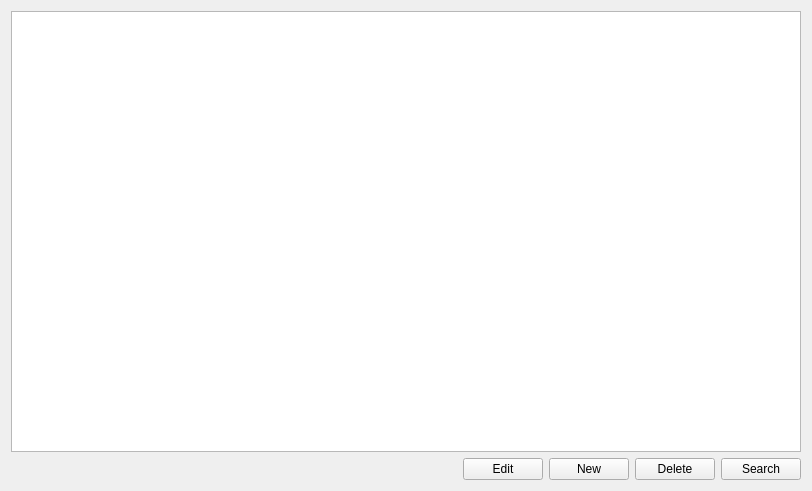
Above: project.ui from fraydaz/TaskBadger before the change. Below: the same form after it.
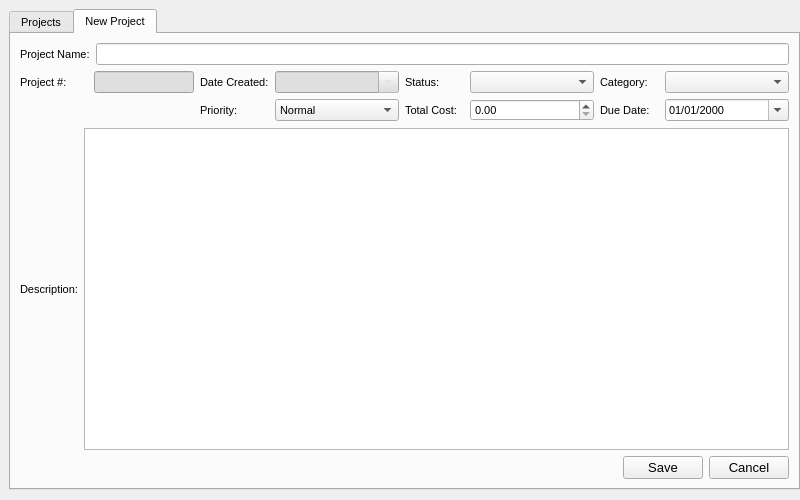
That is the form after the change. The open tabs and pages were chosen to show the change. Icons and pictures are not drawn.

What changed in the file:
```diff
--- a/project.ui
+++ b/project.ui
@@ -6,10 +6,15 @@
    <rect>
     <x>0</x>
     <y>0</y>
-    <width>812</width>
-    <height>491</height>
+    <width>800</width>
+    <height>500</height>
    </rect>
   </property>
+  <property name="font">
+   <font>
+    <pointsize>9</pointsize>
+   </font>
+  </property>
   <property name="windowTitle">
    <string>My Projects</string>
   </property>
@@ -17,12 +22,35 @@
    <iconset resource="myres.qrc">
     <normaloff>:/Images/Images/TaskBadgerLogo.png</normaloff>:/Images/Images/TaskBadgerLogo.png</iconset>
   </property>
-  <layout class="QVBoxLayout" name="verticalLayout">
+  <widget class="QTabWidget" name="tabWidget">
+   <property name="geometry">
+    <rect>
+     <x>9</x>
+     <y>9</y>
+     <width>791</width>
+     <height>481</height>
+    </rect>
+   </property>
+   <property name="font">
+    <font>
+     <pointsize>8</pointsize>
+     <weight>50</weight>
+     <bold>false</bold>
+    </font>
+   </property>
+   <property name="currentIndex">
+    <number>0</number>
+   </property>
+   <widget class="QWidget" name="projects">
+    <attribute name="title">
+     <string>Projects</string>
+    </attribute>
+    <layout class="QVBoxLayout" name="verticalLayout_2">
    <item>
     <widget class="QTableView" name="tableView"/>
    </item>
    <item>
-    <layout class="QHBoxLayout" name="horizontalLayout">
+      <layout class="QHBoxLayout" name="horizontalLayout_4">
      <item>
       <spacer name="horizontalSpacer">
        <property name="orientation">
@@ -84,6 +112,300 @@
    </item>
   </layout>
  </widget>
+   <widget class="QWidget" name="newTab">
+    <attribute name="title">
+     <string>New Project</string>
+    </attribute>
+    <layout class="QVBoxLayout" name="verticalLayout">
+     <item>
+      <layout class="QHBoxLayout" name="horizontalLayout_3">
+       <item>
+        <widget class="QLabel" name="ProjName">
+         <property name="text">
+          <string>Project Name:</string>
+         </property>
+         <property name="buddy">
+          <cstring>name</cstring>
+         </property>
+        </widget>
+       </item>
+       <item>
+        <widget class="QLineEdit" name="name"/>
+       </item>
+      </layout>
+     </item>
+     <item>
+      <layout class="QFormLayout" name="formLayout">
+       <item row="0" column="0">
+        <layout class="QHBoxLayout" name="horizontalLayout_6">
+         <item>
+          <widget class="QLabel" name="ProjNum">
+           <property name="minimumSize">
+            <size>
+             <width>68</width>
+             <height>0</height>
+            </size>
+           </property>
+           <property name="text">
+            <string>Project #:</string>
+           </property>
+           <property name="buddy">
+            <cstring>num</cstring>
+           </property>
+          </widget>
+         </item>
+         <item>
+          <widget class="QLineEdit" name="num">
+           <property name="maximumSize">
+            <size>
+             <width>100</width>
+             <height>16777215</height>
+            </size>
+           </property>
+           <property name="styleSheet">
+            <string notr="true">background-color: rgb(223, 223, 223);</string>
+           </property>
+           <property name="readOnly">
+            <bool>true</bool>
+           </property>
+           <property name="clearButtonEnabled">
+            <bool>false</bool>
+           </property>
+          </widget>
+         </item>
+        </layout>
+       </item>
+       <item row="0" column="1">
+        <layout class="QGridLayout" name="gridLayout">
+         <item row="2" column="1" colspan="2">
+          <widget class="QComboBox" name="priority">
+           <item>
+            <property name="text">
+             <string>Normal</string>
+            </property>
+           </item>
+           <item>
+            <property name="text">
+             <string>High</string>
+            </property>
+           </item>
+           <item>
+            <property name="text">
+             <string>Highest</string>
+            </property>
+           </item>
+           <item>
+            <property name="text">
+             <string>Low</string>
+            </property>
+           </item>
+           <item>
+            <property name="text">
+             <string>Lowest</string>
+            </property>
+           </item>
+          </widget>
+         </item>
+         <item row="2" column="6">
+          <widget class="QLabel" name="ProjDue">
+           <property name="text">
+            <string>Due Date:</string>
+           </property>
+           <property name="buddy">
+            <cstring>due</cstring>
+           </property>
+          </widget>
+         </item>
+         <item row="2" column="7" colspan="2">
+          <widget class="QDateEdit" name="due">
+           <property name="displayFormat">
+            <string>MM/dd/yyyy</string>
+           </property>
+           <property name="calendarPopup">
+            <bool>true</bool>
+           </property>
+          </widget>
+         </item>
+         <item row="2" column="0">
+          <widget class="QLabel" name="ProjPriority">
+           <property name="text">
+            <string>Priority:</string>
+           </property>
+           <property name="buddy">
+            <cstring>priority</cstring>
+           </property>
+          </widget>
+         </item>
+         <item row="0" column="3">
+          <widget class="QLabel" name="ProjStatus">
+           <property name="text">
+            <string>Status:</string>
+           </property>
+           <property name="buddy">
+            <cstring>status</cstring>
+           </property>
+          </widget>
+         </item>
+         <item row="0" column="4" colspan="2">
+          <widget class="QComboBox" name="status"/>
+         </item>
+         <item row="0" column="6">
+          <widget class="QLabel" name="ProjCat">
+           <property name="text">
+            <string>Category:</string>
+           </property>
+           <property name="buddy">
+            <cstring>category</cstring>
+           </property>
+          </widget>
+         </item>
+         <item row="0" column="7" colspan="2">
+          <widget class="QComboBox" name="category"/>
+         </item>
+         <item row="2" column="3">
+          <widget class="QLabel" name="ProjCost">
+           <property name="text">
+            <string>Total Cost:</string>
+           </property>
+           <property name="buddy">
+            <cstring>cost</cstring>
+           </property>
+          </widget>
+         </item>
+         <item row="2" column="4" colspan="2">
+          <widget class="QDoubleSpinBox" name="cost">
+           <property name="maximum">
+            <double>999999.989999999990687</double>
+           </property>
+          </widget>
+         </item>
+         <item row="0" column="0">
+          <widget class="QLabel" name="ProjDateCreate">
+           <property name="text">
+            <string>Date Created:</string>
+           </property>
+           <property name="buddy">
+            <cstring>created</cstring>
+           </property>
+          </widget>
+         </item>
+         <item row="0" column="1" colspan="2">
+          <widget class="QDateEdit" name="created">
+           <property name="maximumSize">
+            <size>
+             <width>16777215</width>
+             <height>16777215</height>
+            </size>
+           </property>
+           <property name="styleSheet">
+            <string notr="true">background-color: rgb(223, 223, 223);
+color: rgb(223, 223, 223);</string>
+           </property>
+           <property name="readOnly">
+            <bool>true</bool>
+           </property>
+           <property name="displayFormat">
+            <string>MM/dd/yyyy</string>
+           </property>
+           <property name="calendarPopup">
+            <bool>true</bool>
+           </property>
+          </widget>
+         </item>
+        </layout>
+       </item>
+      </layout>
+     </item>
+     <item>
+      <layout class="QHBoxLayout" name="horizontalLayout_7">
+       <item>
+        <widget class="QLabel" name="label_9">
+         <property name="text">
+          <string>Description:</string>
+         </property>
+         <property name="buddy">
+          <cstring>description</cstring>
+         </property>
+        </widget>
+       </item>
+       <item>
+        <widget class="QTextEdit" name="description"/>
+       </item>
+      </layout>
+     </item>
+     <item>
+      <layout class="QHBoxLayout" name="horizontalLayout_8">
+       <item>
+        <spacer name="horizontalSpacer_4">
+         <property name="orientation">
+          <enum>Qt::Horizontal</enum>
+         </property>
+         <property name="sizeHint" stdset="0">
+          <size>
+           <width>40</width>
+           <height>20</height>
+          </size>
+         </property>
+        </spacer>
+       </item>
+       <item>
+        <widget class="QPushButton" name="ProjSave_2">
+         <property name="font">
+          <font>
+           <pointsize>10</pointsize>
+          </font>
+         </property>
+         <property name="text">
+          <string>Save</string>
+         </property>
+         <property name="icon">
+          <iconset resource="myres.qrc">
+           <normaloff>:/Images/icons8-save-all-48.png</normaloff>:/Images/icons8-save-all-48.png</iconset>
+         </property>
+        </widget>
+       </item>
+       <item>
+        <widget class="QPushButton" name="ProjCancel_2">
+         <property name="font">
+          <font>
+           <pointsize>10</pointsize>
+          </font>
+         </property>
+         <property name="text">
+          <string>Cancel</string>
+         </property>
+         <property name="icon">
+          <iconset resource="myres.qrc">
+           <normaloff>:/Images/icons8-close-window-48.png</normaloff>:/Images/icons8-close-window-48.png</iconset>
+         </property>
+        </widget>
+       </item>
+      </layout>
+     </item>
+    </layout>
+   </widget>
+  </widget>
+ </widget>
+ <tabstops>
+  <tabstop>tabWidget</tabstop>
+  <tabstop>tableView</tabstop>
+  <tabstop>editProj</tabstop>
+  <tabstop>newProj</tabstop>
+  <tabstop>deleteProj</tabstop>
+  <tabstop>searchProj</tabstop>
+  <tabstop>name</tabstop>
+  <tabstop>num</tabstop>
+  <tabstop>category</tabstop>
+  <tabstop>description</tabstop>
+  <tabstop>ProjSave_2</tabstop>
+  <tabstop>ProjCancel_2</tabstop>
+  <tabstop>ProjCancel</tabstop>
+  <tabstop>ProjSave</tabstop>
+  <tabstop>deleteProj</tabstop>
+  <tabstop>searchProj</tabstop>
+  <tabstop>newProj</tabstop>
+  <tabstop>editProj</tabstop>
+ </tabstops>
  <resources>
   <include location="myres.qrc"/>
  </resources>
```
Left out of the diff: 20 changed lines with no effect on the pictures. Lines whose indentation alone changed are shown as unchanged.
